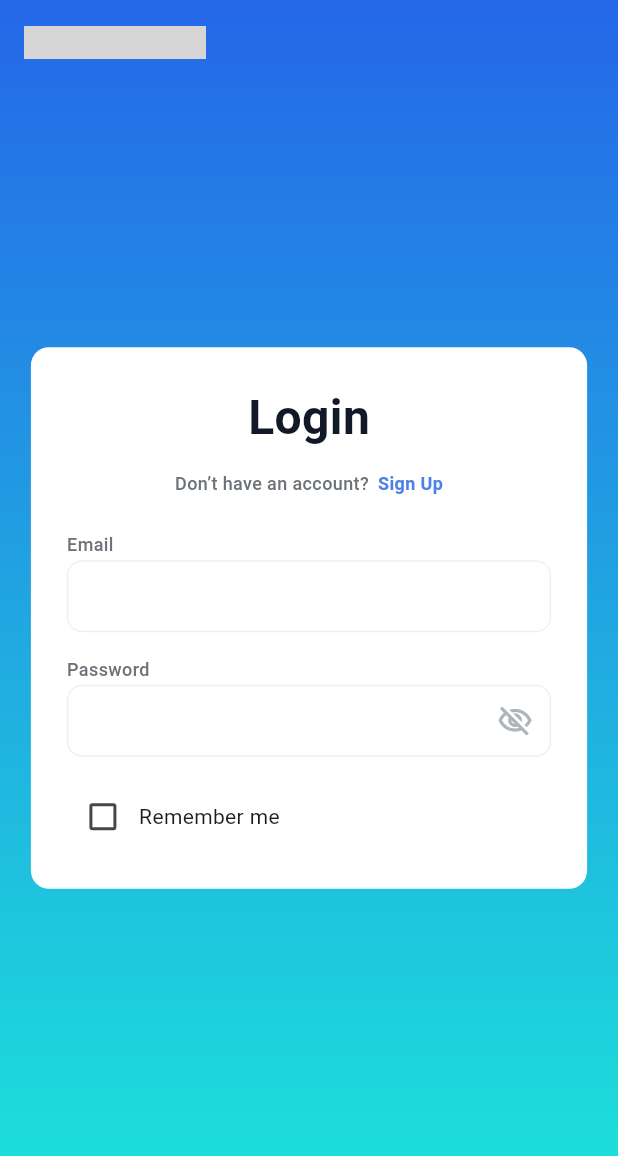
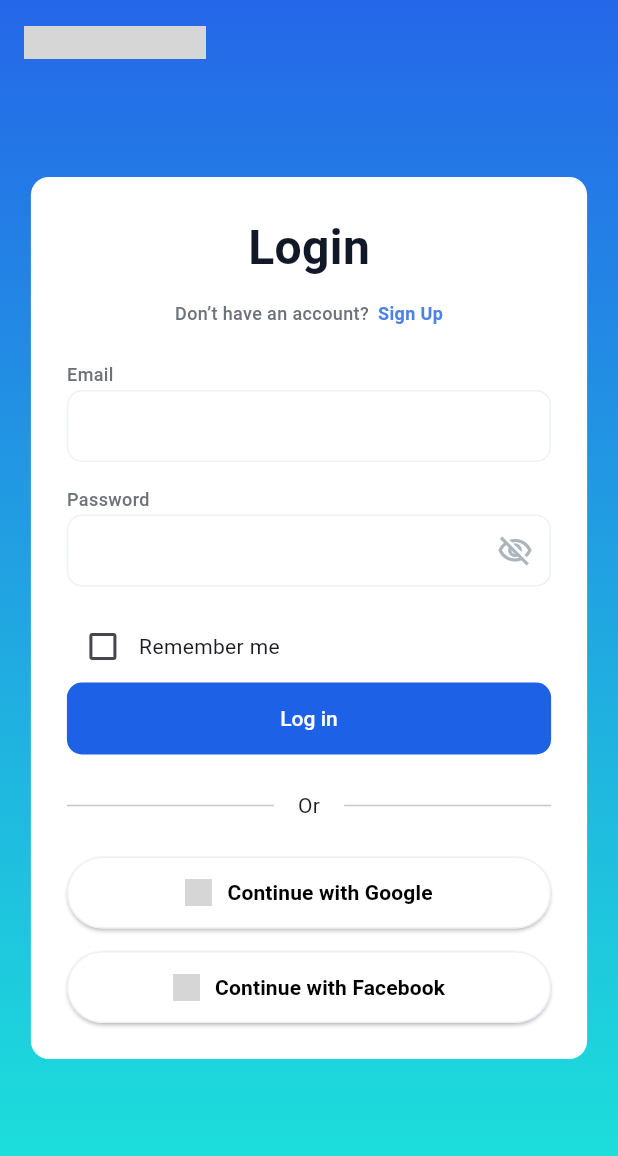
Before and after one commit to e1mirbek/lesson1, a Flutter app: the screen it shows after launch, on a phone screen of 412 x 824 dp. Shown: the top 1156 px of the screen. Run offline on Flutter 3.47's test engine with Material 3 defaults, Android fonts, the phone set to English and light mode, and no system bars; our stand-ins replace go_router; grey boxes are pictures that could not be loaded.

Commit message:
обновление lesson 12 (изучение регулярных выражений и так же с метод validateEmail для проверски и сравнение срегулярным выражением для gmail

```diff
--- a/lib/lessons/lesson12.dart
+++ b/lib/lessons/lesson12.dart
@@ -1,6 +1,10 @@
 // Login
 
+import 'dart:developer' as dev;
+
 import 'package:flutter/material.dart';
+import 'package:flutter/services.dart';
+import 'package:lesson1/widgets/button_widget.dart';
 
 class Lesson12 extends StatefulWidget {
   const Lesson12({super.key});
@@ -11,8 +15,26 @@ class Lesson12 extends StatefulWidget {
 
 class _Lesson12State extends State<Lesson12> {
 
+
   bool rememberMe = false;
   bool _obsureText = true;
+
+
+  final emailRegExp = RegExp(r"^[\w\.-]+@[\w\.-]+\.\w+$");
+
+  String? errorText;
+
+  void validateEmail(String value) {
+    setState(() {
+      if (value.isEmpty) {
+        errorText = "Введите email";
+      } else if (!emailRegExp.hasMatch(value)) {
+        errorText = "Неверный email";
+      } else {
+        errorText = null;
+      }
+    });
+  }
 
   @override
   Widget build(BuildContext context) {
@@ -95,8 +117,17 @@ class _Lesson12State extends State<Lesson12> {
                         ),
                       ),
                       const SizedBox(height: 2),
+                      // Gmail
                       TextField(
+                        onChanged: (value) => validateEmail(value),
+                        inputFormatters: [
+                          LengthLimitingTextInputFormatter(30),
+                          FilteringTextInputFormatter.allow(
+                            RegExp(r"[a-zA-Z0-9@._-]"),
+                          ),
+                        ],
                         decoration: InputDecoration(
+                          errorText: errorText,
                           contentPadding: EdgeInsets.symmetric(vertical: 10),
                           enabledBorder: OutlineInputBorder(
                             borderRadius: BorderRadius.circular(10),
@@ -126,7 +157,14 @@ class _Lesson12State extends State<Lesson12> {
                                 _obsureText = !_obsureText;
                               });
                             },
-                            icon: Icon(_obsureText ? Icons.visibility_off_outlined : Icons.visibility_outlined, color: _obsureText ? Color(0xFFACB5BB) : Colors.black),
+                            icon: Icon(
+                              _obsureText
+                                  ? Icons.visibility_off_outlined
+                                  : Icons.visibility_outlined,
+                              color: _obsureText
+                                  ? Color(0xFFACB5BB)
+                                  : Colors.black,
+                            ),
                           ),
                           contentPadding: EdgeInsets.symmetric(vertical: 10),
                           enabledBorder: OutlineInputBorder(
@@ -138,20 +176,107 @@ class _Lesson12State extends State<Lesson12> {
                           ),
                         ),
                       ),
-                      const SizedBox(height: 16,),
+                      const SizedBox(height: 16),
                       Row(
                         children: [
                           Checkbox(
                             activeColor: Colors.blue,
-                              value: rememberMe, onChanged: (value) {
-                            setState(() {
-                              rememberMe = value!;
-                            });
-                          }),
+                            value: rememberMe,
+                            onChanged: (value) {
+                              setState(() {
+                                rememberMe = value!;
+                              });
+                            },
+                          ),
                           Text("Remember me"),
                           const Spacer(),
                         ],
-                      )
+                      ),
+                      ButtonWidget(
+                        text: "Log in",
+                        backgroundColor: Color(0xFF1D61E7),
+                        foregroundColor: Colors.white,
+                        height: 48,
+                        width: width,
+                        textStyle: TextStyle(
+                          fontSize: 14,
+                          fontWeight: FontWeight.w500,
+                        ),
+                        borderRadius: BorderRadius.circular(10),
+                        // onPressed: (value) => validateEmail(value);
+                        onPressed: () {
+
+                        },
+                      ),
+                      const SizedBox(height: 24.0),
+                      Row(
+                        children: [
+                          Expanded(child: Divider(thickness: 1)),
+                          Padding(
+                            padding: const EdgeInsets.symmetric(
+                              horizontal: 16.0,
+                            ),
+                            child: const Text("Or"),
+                          ),
+                          Expanded(child: Divider(thickness: 1)),
+                        ],
+                      ),
+                      const SizedBox(height: 24),
+                      ElevatedButton(
+                        onPressed: () {},
+                        style: ElevatedButton.styleFrom(
+                          backgroundColor: Color(0xFFFFFFFF),
+                          minimumSize: Size(width, 48),
+                          side: BorderSide(color: Color(0xFFEFF0F6)),
+                        ),
+                        child: Row(
+                          mainAxisAlignment: MainAxisAlignment.center,
+                          children: [
+                            Image.asset(
+                              "assets/images/google.png",
+                              width: 18,
+                              height: 18,
+                            ),
+                            const SizedBox(width: 10),
+                            Text(
+                              "Continue with Google",
+                              style: TextStyle(
+                                fontWeight: FontWeight.w600,
+                                fontSize: 14,
+                                color: Colors.black,
+                              ),
+                            ),
+                          ],
+                        ),
+                      ),
+                      const SizedBox(height: 15),
+                      ElevatedButton(
+                        onPressed: () {},
+                        style: ElevatedButton.styleFrom(
+                          backgroundColor: Color(0xFFFFFFFF),
+                          minimumSize: Size(width, 48),
+                          side: BorderSide(color: Color(0xFFEFF0F6)),
+                        ),
+                        child: Row(
+                          mainAxisAlignment: MainAxisAlignment.center,
+                          children: [
+                            Image.asset(
+                              "assets/images/facebook.png",
+                              width: 18,
+                              height: 18,
+                            ),
+                            const SizedBox(width: 10),
+                            Text(
+                              "Continue with Facebook",
+                              style: TextStyle(
+                                fontWeight: FontWeight.w600,
+                                fontSize: 14,
+                                color: Colors.black,
+                              ),
+                            ),
+                          ],
+                        ),
+                      ),
                     ],
                   ),
                 ),
```
